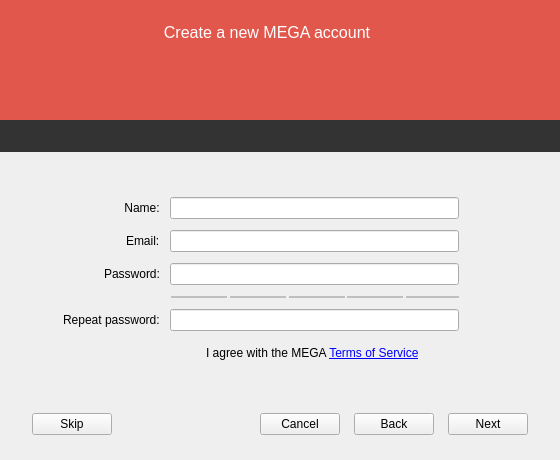
This is src/MEGASync/gui/win/SetupWizard.ui in meganz/MEGAsync as Qt 5 draws it before an edit. The edited form follows.
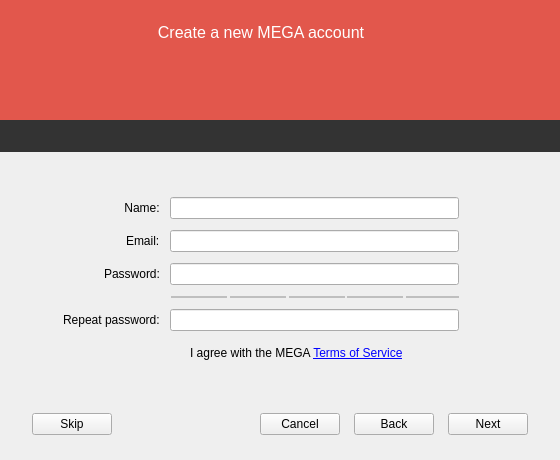
This is the edited form. The open tabs and pages were chosen to show the change. Icons and pictures are not drawn. Custom widgets are drawn as their Qt base class.

Commit message: GUI fixes for Windows and Linux

The edit to the form file:
```diff
--- a/src/MEGASync/gui/win/SetupWizard.ui
+++ b/src/MEGASync/gui/win/SetupWizard.ui
@@ -50,11 +50,6 @@
     font-weight: bold;
 }
 
-#cAgreeWithTerms
-{
-	margin-left: -2px;
-}
-
 #lLocalFolder, #lMegaFolder
 {
 	margin-top:2px;	
@@ -138,7 +133,7 @@
        <widget class="QWidget" name="wTitle" native="true">
         <layout class="QHBoxLayout" name="horizontalLayout_7">
          <property name="spacing">
-          <number>-1</number>
+          <number>6</number>
          </property>
          <property name="leftMargin">
           <number>0</number>
@@ -188,23 +183,22 @@
           </widget>
          </item>
          <item>
-          <widget class="CocoaHelpButton" name="wHelp" native="true">
-           <property name="sizePolicy">
-            <sizepolicy hsizetype="Fixed" vsizetype="Preferred">
-             <horstretch>0</horstretch>
-             <verstretch>0</verstretch>
-            </sizepolicy>
+          <widget class="QPushButton" name="wHelp">
+           <property name="styleSheet">
+            <string notr="true">border: none;
+</string>
            </property>
-           <property name="minimumSize">
-            <size>
-             <width>20</width>
-             <height>20</height>
-            </size>
+           <property name="text">
+            <string/>
            </property>
-           <property name="maximumSize">
+           <property name="icon">
+            <iconset resource="../Resources_macx.qrc">
+             <normaloff>:/images/help_ico.png</normaloff>:/images/help_ico.png</iconset>
+           </property>
+           <property name="iconSize">
             <size>
-             <width>20</width>
-             <height>20</height>
+             <width>24</width>
+             <height>24</height>
             </size>
            </property>
           </widget>
@@ -774,7 +768,7 @@
             </property>
             <layout class="QHBoxLayout" name="horizontalLayout_4" stretch="0,1">
              <property name="spacing">
-              <number>18</number>
+              <number>6</number>
              </property>
              <property name="leftMargin">
               <number>0</number>
@@ -799,13 +793,13 @@
                <property name="minimumSize">
                 <size>
                  <width>0</width>
-                 <height>20</height>
+                 <height>23</height>
                 </size>
                </property>
                <property name="maximumSize">
                 <size>
                  <width>18</width>
-                 <height>20</height>
+                 <height>23</height>
                 </size>
                </property>
                <property name="styleSheet">
@@ -2221,14 +2215,6 @@
    </item>
   </layout>
  </widget>
- <customwidgets>
-  <customwidget>
-   <class>CocoaHelpButton</class>
-   <extends>QWidget</extends>
-   <header location="global">CocoaHelpButton.h</header>
-   <container>1</container>
-  </customwidget>
- </customwidgets>
  <tabstops>
   <tabstop>bCancel</tabstop>
   <tabstop>bBack</tabstop>
```
The commit also changes 1 other file.
